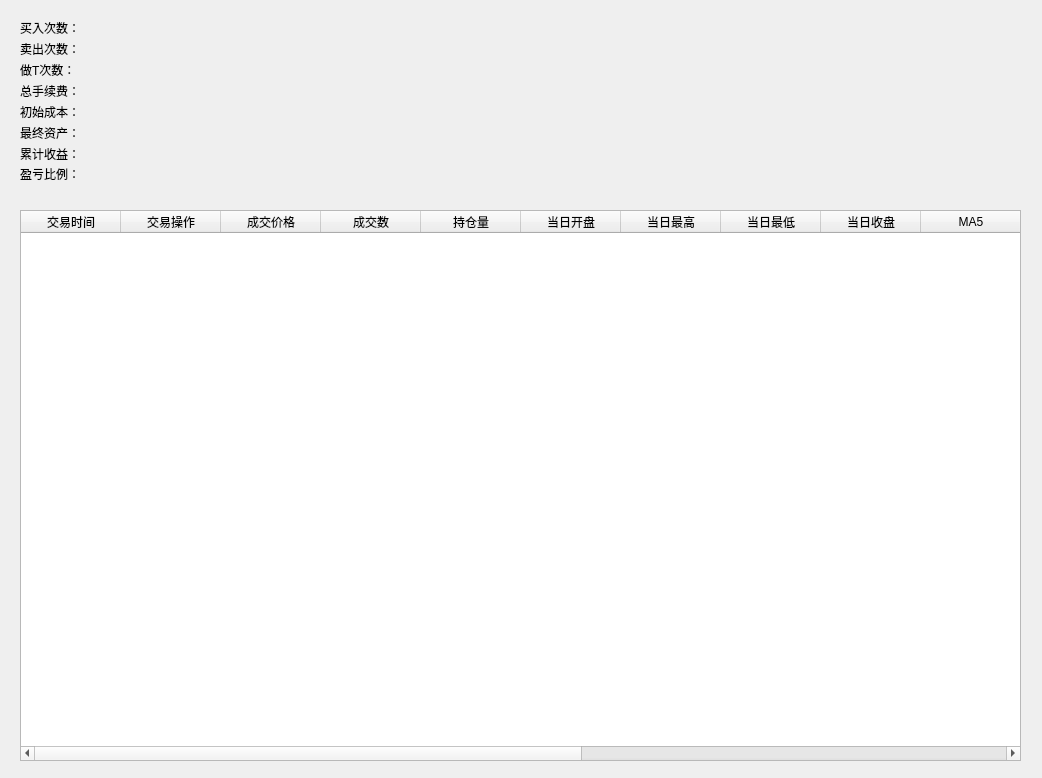
This is QtDesign/TradeSimulator.ui in victor647/QuantumStockTrade as Qt 5 draws it before an edit. The edited form follows.
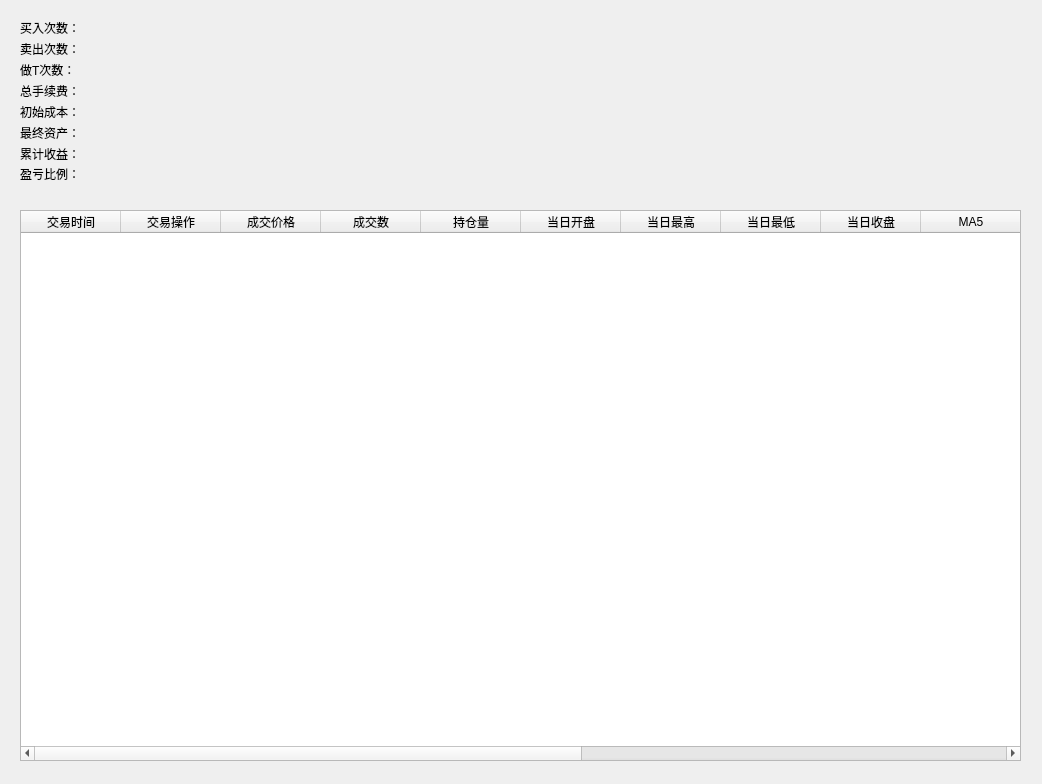
This is the edited form.

```diff
--- a/QtDesign/TradeSimulator.ui
+++ b/QtDesign/TradeSimulator.ui
@@ -7,7 +7,7 @@
     <x>0</x>
     <y>0</y>
     <width>1042</width>
-    <height>778</height>
+    <height>784</height>
    </rect>
   </property>
   <property name="windowTitle">
```
